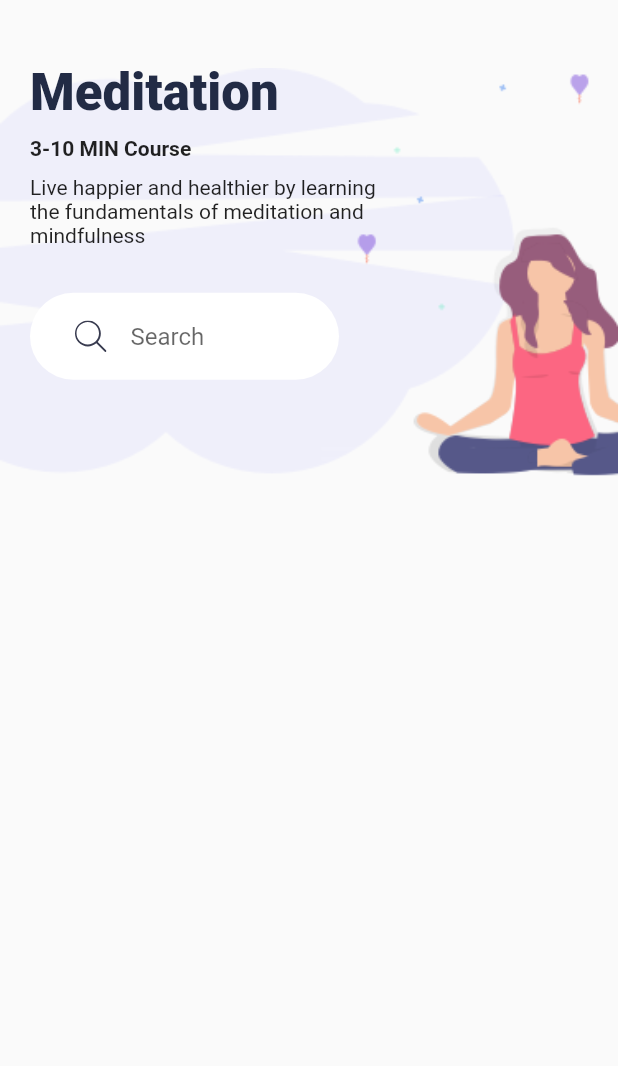
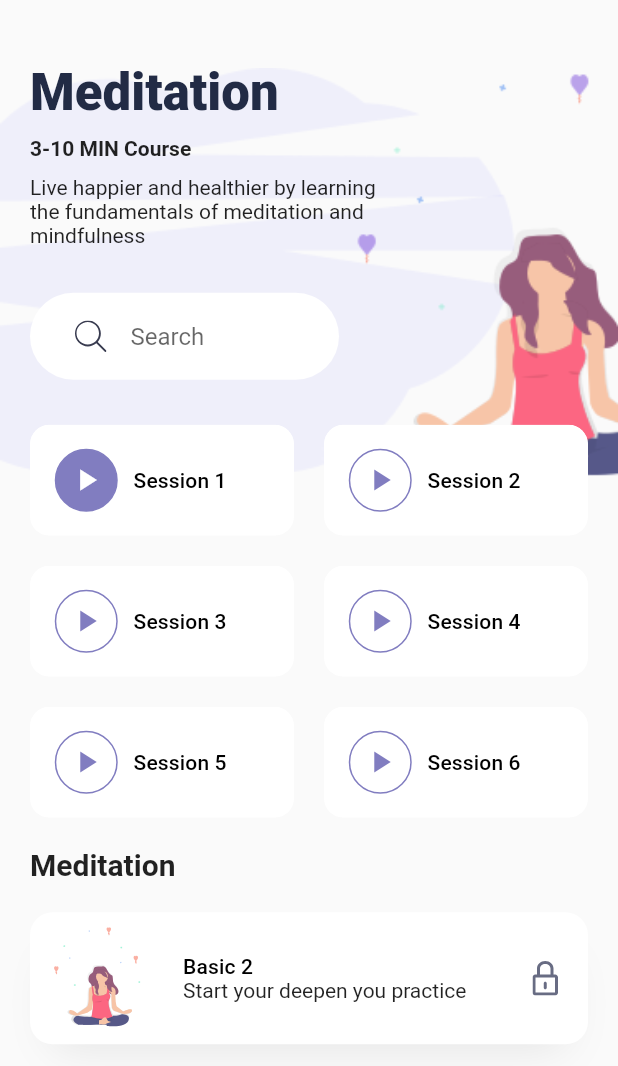
Before and after one commit to eslamelezaby98/flutter_ui, a Flutter app: the screen it shows after launch, after a tap on "Meditation", on a phone screen of 412 x 824 dp. Shown: the top 1066 px of the screen. Run offline on Flutter 3.47's test engine with Material 2 defaults, Android fonts, the phone set to English and light mode, and no system bars; our stand-ins replace flutter_svg.

Commit message:
Finished details screen

```diff
--- a/daily_exercises_app_ui/lib/screens/details_screen.dart
+++ b/daily_exercises_app_ui/lib/screens/details_screen.dart
@@ -1,5 +1,7 @@
+import 'package:daily_exercises_app_ui/constants/constants.dart';
 import 'package:daily_exercises_app_ui/widgets/search_bar.dart';
 import 'package:flutter/material.dart';
+import 'package:flutter_svg/flutter_svg.dart';
 
 class DetialsScreen extends StatelessWidget {
   @override
@@ -55,8 +57,81 @@ class DetialsScreen extends StatelessWidget {
                       spacing: 20,
                       runSpacing: 20,
                       children: [
-                        SessionCard(),
+                        SessionCard(
+                          seassionNum: 1,
+                          isDone: true,
+                          press: () {},
+                        ),
+                        SessionCard(
+                          seassionNum: 2,
+                          press: () {},
+                        ),
+                        SessionCard(
+                          seassionNum: 3,
+                          press: () {},
+                        ),
+                        SessionCard(
+                          seassionNum: 4,
+                          press: () {},
+                        ),
+                        SessionCard(
+                          seassionNum: 5,
+                          press: () {},
+                        ),
+                        SessionCard(
+                          seassionNum: 6,
+                          press: () {},
+                        ),
                       ],
+                    ),
+                    SizedBox(height: 20),
+                    Text(
+                      'Meditation',
+                      style: Theme.of(context)
+                          .textTheme
+                          .headline6
+                          .copyWith(fontWeight: FontWeight.bold),
+                    ),
+                    Container(
+                      margin: EdgeInsets.symmetric(vertical: 20),
+                      padding: EdgeInsets.all(10),
+                      decoration: BoxDecoration(
+                        color: Colors.white,
+                        borderRadius: BorderRadius.circular(15),
+                        boxShadow: [
+                          BoxShadow(
+                            offset: Offset(0, 17),
+                            blurRadius: 23,
+                            spreadRadius: -13,
+                            color: kShadowColor,
+                          ),
+                        ],
+                      ),
+                      child: Row(
+                        children: [
+                          SvgPicture.asset(
+                            "assets/icons/Meditation_women_small.svg",
+                          ),
+                          SizedBox(width: 20),
+                          Expanded(
+                            child: Column(
+                              mainAxisAlignment: MainAxisAlignment.spaceEvenly,
+                              crossAxisAlignment: CrossAxisAlignment.start,
+                              children: <Widget>[
+                                Text(
+                                  "Basic 2",
+                                  style: Theme.of(context).textTheme.subtitle2,
+                                ),
+                                Text("Start your deepen you practice")
+                              ],
+                            ),
+                          ),
+                          Padding(
+                            padding: EdgeInsets.all(10),
+                            child: SvgPicture.asset("assets/icons/Lock.svg"),
+                          ),
+                        ],
+                      ),
                     ),
                   ],
                 ),
@@ -70,8 +145,68 @@ class DetialsScreen extends StatelessWidget {
 }
 
 class SessionCard extends StatelessWidget {
+  final int seassionNum;
+  final bool isDone;
+  final Function press;
+  const SessionCard({
+    this.seassionNum,
+    this.isDone = false,
+    this.press,
+  });
   @override
   Widget build(BuildContext context) {
-    return Container();
+    return LayoutBuilder(
+      builder: (context, constraints) {
+        return ClipRRect(
+          borderRadius: BorderRadius.circular(13),
+          child: Container(
+            width: constraints.maxWidth / 2 - 10,
+            decoration: BoxDecoration(
+              color: Colors.white,
+              borderRadius: BorderRadius.circular(13),
+              boxShadow: [
+                BoxShadow(
+                  offset: Offset(0, 17),
+                  blurRadius: 23,
+                  spreadRadius: -13,
+                  color: kShadowColor,
+                ),
+              ],
+            ),
+            child: Material(
+              color: Colors.white,
+              child: InkWell(
+                onTap: press,
+                child: Padding(
+                  padding: EdgeInsets.all(16),
+                  child: Row(
+                    children: [
+                      Container(
+                        height: 42,
+                        width: 43,
+                        decoration: BoxDecoration(
+                          color: isDone ? kBlueColor : Colors.white,
+                          shape: BoxShape.circle,
+                          border: Border.all(color: kBlueColor),
+                        ),
+                        child: Icon(
+                          Icons.play_arrow,
+                          color: isDone ? Colors.white : kBlueColor,
+                        ),
+                      ),
+                      SizedBox(width: 10),
+                      Text(
+                        "Session $seassionNum",
+                        style: Theme.of(context).textTheme.subtitle2,
+                      ),
+                    ],
+                  ),
+                ),
+              ),
+            ),
+          ),
+        );
+      },
+    );
   }
 }
```
